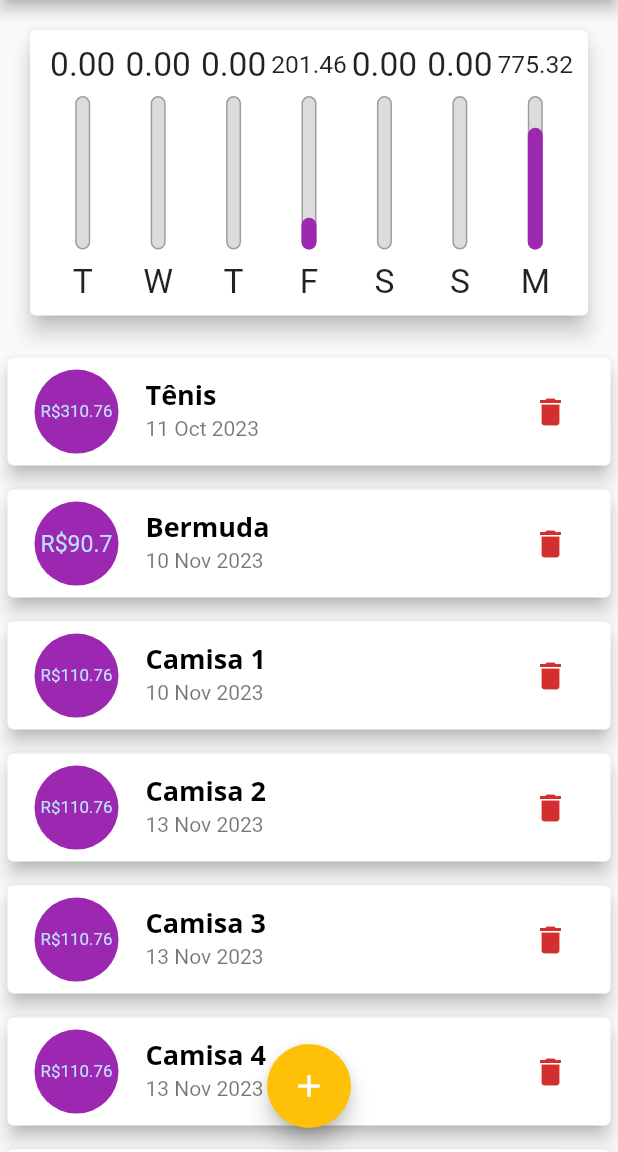
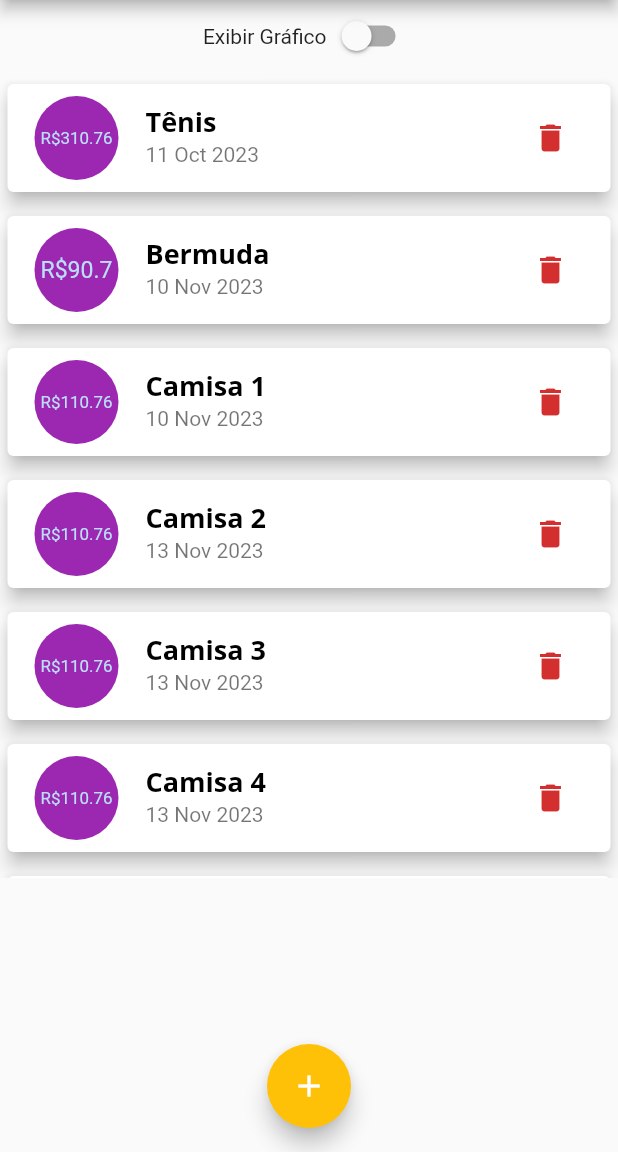
Before and after one commit to augustoprogramador/expenses, a Flutter app: the screen it shows after launch, on a phone screen of 412 x 824 dp, the part 84-1236 px from its top. Run offline on Flutter 3.47's test engine with Material 2 defaults, Android fonts, the phone set to English and light mode, and no system bars.

Commit message:
Alternando a exibição do gráfico e da listagem

```diff
--- a/lib/main.dart
+++ b/lib/main.dart
@@ -66,6 +66,7 @@ class _MyHomePageState extends State<MyHomePage> {
     Transaction('t7', 'Camisa 5', 110.76, DateTime.now()),
     Transaction('t7', 'Camisa 5', 110.76, DateTime.now()),
   ];
+  bool _showChart = false;
 
   _openTransactionFormModal(BuildContext context) {
     showModalBottomSheet(
@@ -131,10 +132,25 @@ class _MyHomePageState extends State<MyHomePage> {
         child: Column(
           crossAxisAlignment: CrossAxisAlignment.stretch,
           children: [
-            Container(
+            Row(
+              mainAxisAlignment: MainAxisAlignment.center,
+              children: [
+                Text('Exibir Gráfico'),
+                Switch(
+                  value: _showChart,
+                  onChanged: (value) {
+                    setState(() {
+                      this._showChart = value;
+                    });
+                  },
+                ),
+              ],
+            ),
+            this._showChart
+                ? Container(
                     height: availableHeight * 0.3,
-                child: Chart(recentTransactions: recentTransactions)),
-            Container(
+                    child: Chart(recentTransactions: recentTransactions))
+                : Container(
                     height: availableHeight * 0.7,
                     child: TransactionList(
                       transactions: _transactions,
```
Lines whose indentation alone changed are shown as unchanged.
